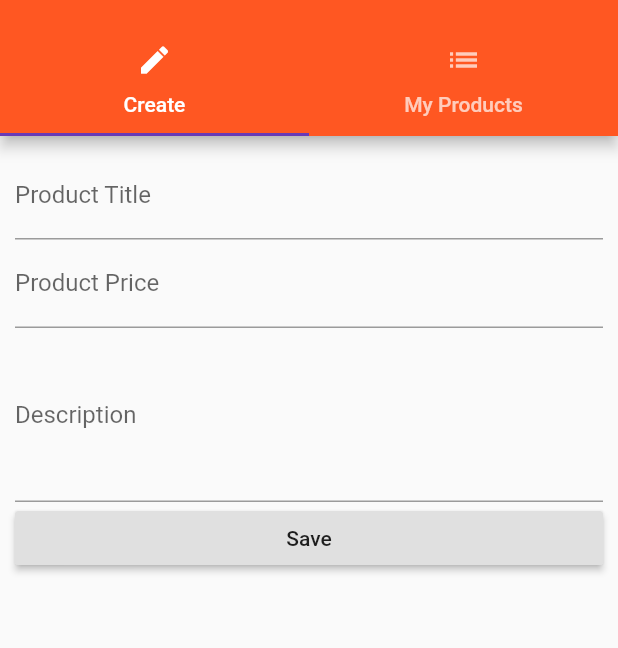
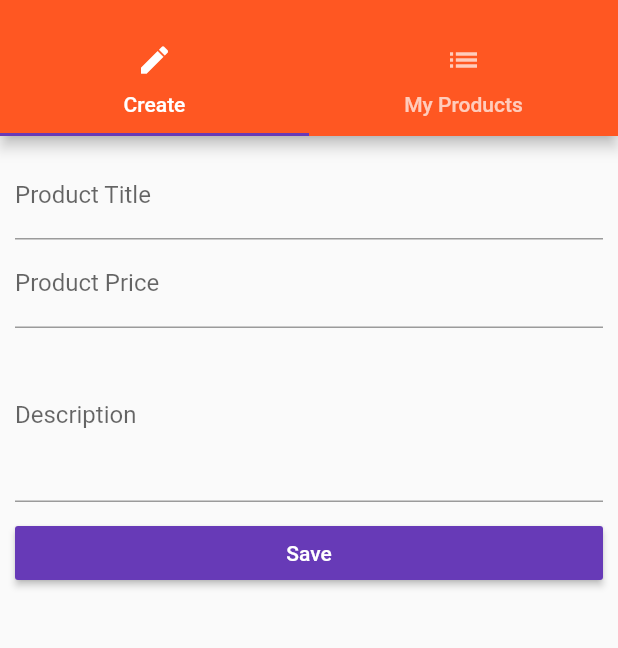
Before and after one commit to allayGerald/flutterPlayground, a Flutter app: the ProductsAdminPage screen opened by its route, on a phone screen of 412 x 824 dp, the part 59-707 px from its top. Run offline on Flutter 3.47's test engine with Material 2 defaults, Android fonts, the phone set to English and light mode, and no system bars.

Commit message:
Button styling & navigating to product list after creating product

```diff
--- a/lib/pages/product-create.dart
+++ b/lib/pages/product-create.dart
@@ -47,8 +47,11 @@ class _ProductCreatePageState extends State<ProductCreatePage> {
               });
             },
           ),
+          SizedBox(height: 10.0,),
           RaisedButton(
             child: Text('Save'),
+            color: Theme.of(context).accentColor,
+            textColor: Colors.white,
             onPressed: () {
               final Map<String, dynamic> product = {
                 'title': _titleValue,
@@ -58,6 +61,8 @@ class _ProductCreatePageState extends State<ProductCreatePage> {
               };
 
               widget.addProduct(product);
+
+              Navigator.pushReplacementNamed(context, '/');
             },
           )
         ],
```
